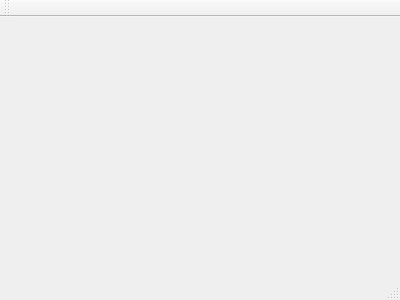
Before: the Qt Designer form Common/mainwindow.ui in altaybrusan/ibex, drawn with Qt 5.
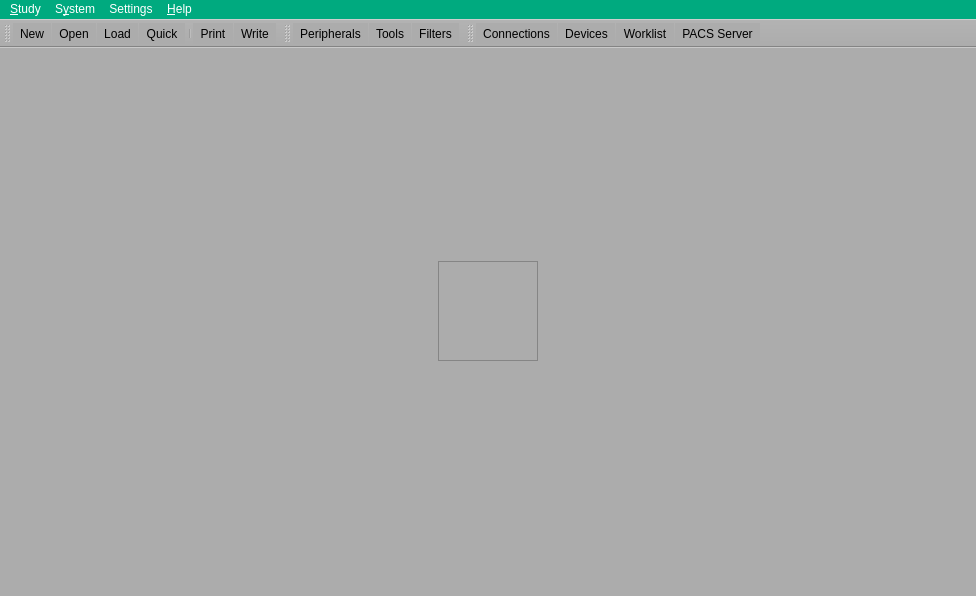
After: the same form once the commit is applied. Icons and pictures are not drawn.

Diff of the .ui file:
```diff
--- a/Common/mainwindow.ui
+++ b/Common/mainwindow.ui
@@ -1,24 +1,346 @@
 <ui version="4.0">
  <class>MainWindow</class>
- <widget class="QMainWindow" name="MainWindow" >
-  <property name="geometry" >
+ <widget class="QMainWindow" name="MainWindow">
+  <property name="geometry">
    <rect>
     <x>0</x>
     <y>0</y>
-    <width>400</width>
-    <height>300</height>
+    <width>976</width>
+    <height>596</height>
    </rect>
   </property>
   <property name="windowTitle" >
    <string>MainWindow</string>
   </property>
-  <widget class="QMenuBar" name="menuBar" />
-  <widget class="QToolBar" name="mainToolBar" />
-  <widget class="QWidget" name="centralWidget" />
-  <widget class="QStatusBar" name="statusBar" />
+  <property name="windowIcon">
+   <iconset resource="resources.qrc">
+    <normaloff>:/assets/images/_ibex_logo.png</normaloff>:/assets/images/_ibex_logo.png</iconset>
+  </property>
+  <property name="autoFillBackground">
+   <bool>false</bool>
+  </property>
+  <property name="styleSheet">
+   <string notr="true">background-color: rgb(172, 172, 172);
+font: 10pt &quot;MS Shell Dlg 2&quot;;
+
+</string>
+  </property>
+  <widget class="QWidget" name="centralWidget">
+   <layout class="QHBoxLayout" name="horizontalLayout_2">
+    <item>
+     <layout class="QHBoxLayout" name="horizontalLayout">
+      <item>
+       <spacer name="horizontalSpacer">
+        <property name="orientation">
+         <enum>Qt::Horizontal</enum>
+        </property>
+        <property name="sizeType">
+         <enum>QSizePolicy::Maximum</enum>
+        </property>
+        <property name="sizeHint" stdset="0">
+         <size>
+          <width>40</width>
+          <height>20</height>
+         </size>
+        </property>
+       </spacer>
+      </item>
+      <item>
+       <widget class="QFrame" name="frame">
+        <property name="minimumSize">
+         <size>
+          <width>100</width>
+          <height>100</height>
+         </size>
+        </property>
+        <property name="maximumSize">
+         <size>
+          <width>100</width>
+          <height>100</height>
+         </size>
+        </property>
+        <property name="styleSheet">
+         <string notr="true">border-image: url(:/assets/images/_ibex_logo.png);</string>
+        </property>
+        <property name="frameShape">
+         <enum>QFrame::StyledPanel</enum>
+        </property>
+        <property name="frameShadow">
+         <enum>QFrame::Raised</enum>
+        </property>
+       </widget>
+      </item>
+      <item>
+       <spacer name="horizontalSpacer_2">
+        <property name="orientation">
+         <enum>Qt::Horizontal</enum>
+        </property>
+        <property name="sizeType">
+         <enum>QSizePolicy::Maximum</enum>
+        </property>
+        <property name="sizeHint" stdset="0">
+         <size>
+          <width>40</width>
+          <height>20</height>
+         </size>
+        </property>
+       </spacer>
+      </item>
+     </layout>
+    </item>
+   </layout>
+  </widget>
+  <widget class="QMenuBar" name="mainMenuBar">
+   <property name="geometry">
+    <rect>
+     <x>0</x>
+     <y>0</y>
+     <width>976</width>
+     <height>18</height>
+    </rect>
+   </property>
+   <property name="styleSheet">
+    <string notr="true">background-color: rgb(0, 170, 127);
+border-color: rgb(0, 0, 0);
+color: rgb(255, 255, 255);
+selection-background-color: rgb(85, 170, 255);
+</string>
+   </property>
+   <widget class="QMenu" name="menuStudy">
+    <property name="title">
+     <string>&amp;Study</string>
+    </property>
+    <addaction name="action_New_Study"/>
+    <addaction name="action_Open_Study"/>
+    <addaction name="action_Load_Study"/>
+    <addaction name="action_Quick_Start"/>
+    <addaction name="separator"/>
+    <addaction name="action_Print_Study"/>
+    <addaction name="action_Write_To_CD"/>
+    <addaction name="separator"/>
+    <addaction name="action_Exit"/>
+   </widget>
+   <widget class="QMenu" name="menuS_ystem">
+    <property name="title">
+     <string>S&amp;ystem</string>
+    </property>
+    <addaction name="action_Get_Peripherals_Status"/>
+    <addaction name="action_Get_Tools_Status"/>
+    <addaction name="action_Get_Filters_Status"/>
+   </widget>
+   <widget class="QMenu" name="menuSettings">
+    <property name="title">
+     <string>Settings</string>
+    </property>
+    <addaction name="action_Get_Connections"/>
+    <addaction name="action_Update_Devices_Settings"/>
+    <addaction name="action_Update_Worklist_Settings"/>
+    <addaction name="action_Update_PACS_Server_Settings"/>
+   </widget>
+   <widget class="QMenu" name="menuHelp">
+    <property name="title">
+     <string>&amp;Help</string>
+    </property>
+    <addaction name="action_About"/>
+   </widget>
+   <addaction name="menuStudy"/>
+   <addaction name="menuS_ystem"/>
+   <addaction name="menuSettings"/>
+   <addaction name="menuHelp"/>
+  </widget>
+  <widget class="QToolBar" name="studyToolBar">
+   <property name="toolButtonStyle">
+    <enum>Qt::ToolButtonTextUnderIcon</enum>
+   </property>
+   <attribute name="toolBarArea">
+    <enum>TopToolBarArea</enum>
+   </attribute>
+   <attribute name="toolBarBreak">
+    <bool>false</bool>
+   </attribute>
+   <addaction name="action_New_Study"/>
+   <addaction name="action_Open_Study"/>
+   <addaction name="action_Load_Study"/>
+   <addaction name="action_Quick_Start"/>
+   <addaction name="separator"/>
+   <addaction name="action_Print_Study"/>
+   <addaction name="action_Write_To_CD"/>
+  </widget>
+  <widget class="QStatusBar" name="statusBar"/>
+  <widget class="QToolBar" name="systemToolBar">
+   <property name="windowTitle">
+    <string>toolBar</string>
+   </property>
+   <property name="toolButtonStyle">
+    <enum>Qt::ToolButtonTextUnderIcon</enum>
+   </property>
+   <attribute name="toolBarArea">
+    <enum>TopToolBarArea</enum>
+   </attribute>
+   <attribute name="toolBarBreak">
+    <bool>false</bool>
+   </attribute>
+   <addaction name="action_Get_Peripherals_Status"/>
+   <addaction name="action_Get_Tools_Status"/>
+   <addaction name="action_Get_Filters_Status"/>
+  </widget>
+  <widget class="QToolBar" name="settingsToolBar">
+   <property name="windowTitle">
+    <string>toolBar_2</string>
+   </property>
+   <property name="toolButtonStyle">
+    <enum>Qt::ToolButtonTextUnderIcon</enum>
+   </property>
+   <attribute name="toolBarArea">
+    <enum>TopToolBarArea</enum>
+   </attribute>
+   <attribute name="toolBarBreak">
+    <bool>false</bool>
+   </attribute>
+   <addaction name="action_Get_Connections"/>
+   <addaction name="action_Update_Devices_Settings"/>
+   <addaction name="action_Update_Worklist_Settings"/>
+   <addaction name="action_Update_PACS_Server_Settings"/>
+  </widget>
+  <action name="action_New_Study">
+   <property name="icon">
+    <iconset resource="resources.qrc">
+     <normaloff>:/assets/images/_48_start_document.png</normaloff>:/assets/images/_48_start_document.png</iconset>
+   </property>
+   <property name="text">
+    <string>&amp;New</string>
+   </property>
+  </action>
+  <action name="action_Open_Study">
+   <property name="icon">
+    <iconset resource="resources.qrc">
+     <normaloff>:/assets/images/_48_open_document.png</normaloff>:/assets/images/_48_open_document.png</iconset>
+   </property>
+   <property name="text">
+    <string>&amp;Open</string>
+   </property>
+  </action>
+  <action name="action_Load_Study">
+   <property name="icon">
+    <iconset resource="resources.qrc">
+     <normaloff>:/assets/images/_48_load.png</normaloff>:/assets/images/_48_load.png</iconset>
+   </property>
+   <property name="text">
+    <string>&amp;Load</string>
+   </property>
+  </action>
+  <action name="action_Quick_Start">
+   <property name="icon">
+    <iconset resource="resources.qrc">
+     <normaloff>:/assets/images/_48_quick.png</normaloff>:/assets/images/_48_quick.png</iconset>
+   </property>
+   <property name="text">
+    <string>&amp;Quick</string>
+   </property>
+  </action>
+  <action name="action_Print_Study">
+   <property name="icon">
+    <iconset resource="resources.qrc">
+     <normaloff>:/assets/images/_48_printing.png</normaloff>:/assets/images/_48_printing.png</iconset>
+   </property>
+   <property name="text">
+    <string>Print</string>
+   </property>
+  </action>
+  <action name="action_Write_To_CD">
+   <property name="icon">
+    <iconset resource="resources.qrc">
+     <normaloff>:/assets/images/_48_writecd.png</normaloff>:/assets/images/_48_writecd.png</iconset>
+   </property>
+   <property name="text">
+    <string>Write</string>
+   </property>
+  </action>
+  <action name="action_Exit">
+   <property name="icon">
+    <iconset resource="resources.qrc">
+     <normaloff>:/assets/images/_48_exit.png</normaloff>:/assets/images/_48_exit.png</iconset>
+   </property>
+   <property name="text">
+    <string>Exit</string>
+   </property>
+  </action>
+  <action name="action_Get_Peripherals_Status">
+   <property name="icon">
+    <iconset resource="resources.qrc">
+     <normaloff>:/assets/images/_48_pheripherals.png</normaloff>:/assets/images/_48_pheripherals.png</iconset>
+   </property>
+   <property name="text">
+    <string>Peripherals</string>
+   </property>
+  </action>
+  <action name="action_Get_Tools_Status">
+   <property name="icon">
+    <iconset resource="resources.qrc">
+     <normaloff>:/assets/images/_48_tools.png</normaloff>:/assets/images/_48_tools.png</iconset>
+   </property>
+   <property name="text">
+    <string>Tools</string>
+   </property>
+  </action>
+  <action name="action_Get_Filters_Status">
+   <property name="icon">
+    <iconset resource="resources.qrc">
+     <normaloff>:/assets/images/_48_filters.png</normaloff>:/assets/images/_48_filters.png</iconset>
+   </property>
+   <property name="text">
+    <string>Filters</string>
+   </property>
+  </action>
+  <action name="action_Get_Connections">
+   <property name="icon">
+    <iconset resource="resources.qrc">
+     <normaloff>:/assets/images/_48_connections.png</normaloff>:/assets/images/_48_connections.png</iconset>
+   </property>
+   <property name="text">
+    <string>Connections</string>
+   </property>
+  </action>
+  <action name="action_Update_Devices_Settings">
+   <property name="icon">
+    <iconset resource="resources.qrc">
+     <normaloff>:/assets/images/_48_devices.png</normaloff>:/assets/images/_48_devices.png</iconset>
+   </property>
+   <property name="text">
+    <string>Devices</string>
+   </property>
+  </action>
+  <action name="action_Update_Worklist_Settings">
+   <property name="icon">
+    <iconset resource="resources.qrc">
+     <normaloff>:/assets/images/_48_worklist.png</normaloff>:/assets/images/_48_worklist.png</iconset>
+   </property>
+   <property name="text">
+    <string>Worklist</string>
+   </property>
+  </action>
+  <action name="action_Update_PACS_Server_Settings">
+   <property name="icon">
+    <iconset resource="resources.qrc">
+     <normaloff>:/assets/images/_48_pacs_server.png</normaloff>:/assets/images/_48_pacs_server.png</iconset>
+   </property>
+   <property name="text">
+    <string>PACS Server</string>
+   </property>
+  </action>
+  <action name="action_About">
+   <property name="icon">
+    <iconset resource="resources.qrc">
+     <normaloff>:/assets/images/_48_info.png</normaloff>:/assets/images/_48_info.png</iconset>
+   </property>
+   <property name="text">
+    <string>&amp;About</string>
+   </property>
+  </action>
  </widget>
- <layoutDefault spacing="6" margin="11" />
- <pixmapfunction></pixmapfunction>
- <resources/>
+ <layoutdefault spacing="6" margin="11"/>
+ <resources>
+  <include location="resources.qrc"/>
+ </resources>
  <connections/>
 </ui>
```
Left out of the diff: 5 changed lines with no effect on the pictures.
